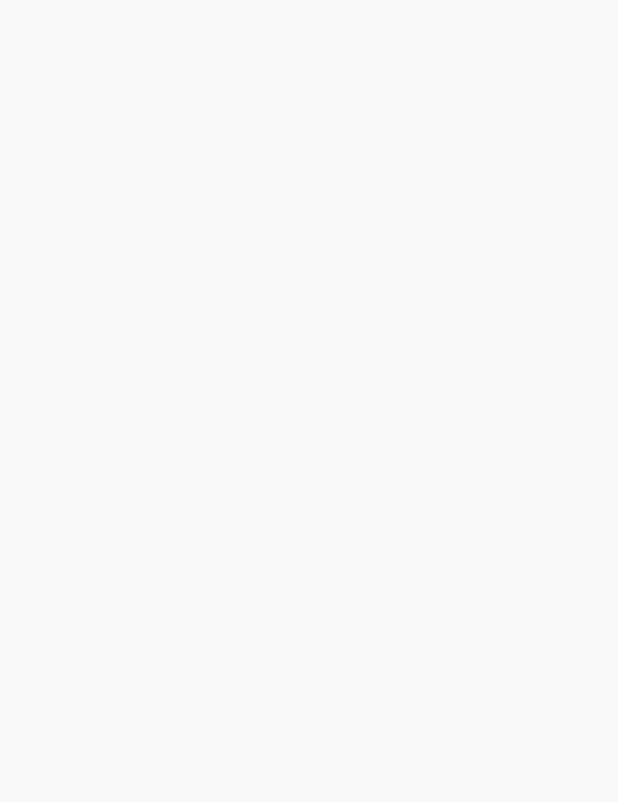
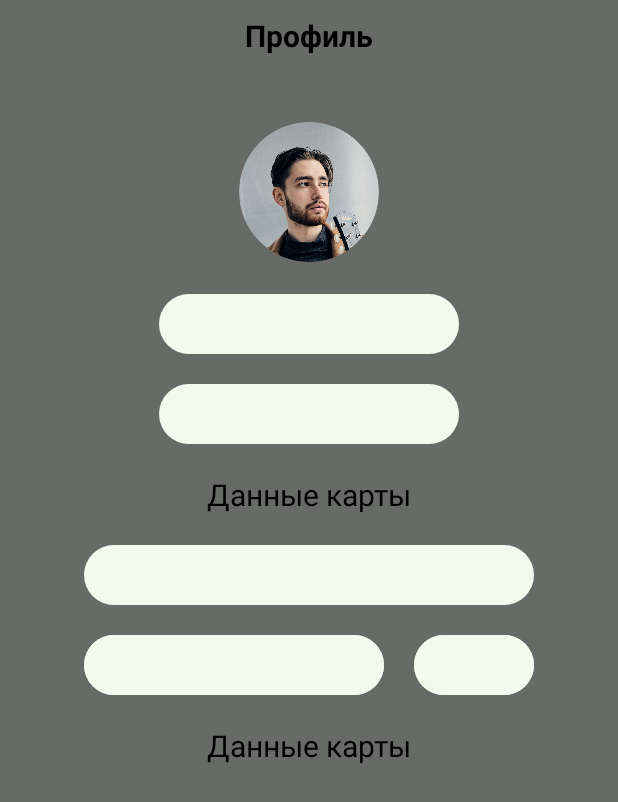
Before and after one commit to kmac3063/fefu_food_app, an Android app: the ProfileActivity screen opened directly, with no data from a screen before it, on a phone screen of 412 x 824 dp. Before the commit the part shown is empty. Shown: the top 802 px of the screen. Run offline under Robolectric (Android 15) with nearby library versions, the phone set to English and light mode, and no system bars; our stand-ins replace CircleImageView.

Commit message:
Complete start screen

```diff
--- a/app/build.gradle
+++ b/app/build.gradle
@@ -27,6 +27,7 @@ dependencies {
     implementation 'androidx.appcompat:appcompat:1.0.0'
     implementation 'androidx.constraintlayout:constraintlayout:1.1.3'
     implementation 'androidx.recyclerview:recyclerview:1.0.0'
+    implementation 'de.hdodenhof:circleimageview:3.1.0'
     testImplementation 'junit:junit:4.12'
     androidTestImplementation 'androidx.test.ext:junit:1.1.1'
     androidTestImplementation 'androidx.test.espresso:espresso-core:3.1.0'
--- /dev/null
+++ b/app/src/main/res/drawable/circle1.xml
@@ -0,0 +1,7 @@
+<?xml version="1.0" encoding="utf-8"?>
+<shape xmlns:android="http://schemas.android.com/apk/res/android"
+    android:shape="rectangle">
+    <solid android:color="@android:color/black" />
+    <corners android:radius="200dp" />
+    <size android:width="100dp" android:height="100dp"/>
+</shape>
--- /dev/null
+++ b/app/src/main/res/drawable/circle2.xml
@@ -0,0 +1,7 @@
+<?xml version="1.0" encoding="utf-8"?>
+<shape xmlns:android="http://schemas.android.com/apk/res/android"
+    android:shape="rectangle">
+    <solid android:color="@android:color/black" />
+    <corners android:radius="200dp" />
+    <size android:width="100dp" android:height="100dp"/>
+</shape>
--- /dev/null
+++ b/app/src/main/res/drawable/devider1.xml
@@ -0,0 +1,7 @@
+<?xml version="1.0" encoding="utf-8"?>
+<shape xmlns:android="http://schemas.android.com/apk/res/android">
+    <solid android:color="@color/colorGray"/>
+    <corners android:radius="10px"/>
+    <padding android:left="5dp" android:top="5dp"
+        android:right="5dp" android:bottom="5dp" />
+</shape>
--- a/app/src/main/res/drawable/rectangle2.xml
+++ b/app/src/main/res/drawable/rectangle2.xml
@@ -4,5 +4,4 @@
 
     <solid android:color="@color/colorLightYellow" />
     <corners android:radius="20dp"/>
-    <size android:height="5dp" android:width="20dp" />
 </shape>
--- a/app/src/main/res/layout/activity_profile.xml
+++ b/app/src/main/res/layout/activity_profile.xml
@@ -4,6 +4,128 @@
     xmlns:tools="http://schemas.android.com/tools"
     android:layout_width="match_parent"
     android:layout_height="match_parent"
-    tools:context=".ProfileActivity">
+    tools:context=".ProfileActivity"
+    android:background="@color/colorGray">
+    <TextView
+        android:id="@+id/text_view21"
+        android:layout_width="wrap_content"
+        android:layout_height="wrap_content"
+        app:layout_constraintTop_toTopOf="parent"
+        app:layout_constraintLeft_toLeftOf="parent"
+        app:layout_constraintRight_toRightOf="parent"
+        android:text="Профиль"
+        android:textStyle="bold"
+        android:textColor="@android:color/black"
+        android:textSize="20sp"
+        android:layout_marginTop="10dp"/>
+    <ImageView
+        android:layout_width="match_parent"
+        android:layout_height="1dp"
+        android:background="@drawable/devider1"
+        app:layout_constraintTop_toBottomOf="@id/text_view21"
+        android:layout_marginTop="6dp"/>
+
+    <de.hdodenhof.circleimageview.CircleImageView
+        android:id="@+id/profile_image1"
+        android:layout_width="96dp"
+        android:layout_height="96dp"
+        android:src="@drawable/face1"
+        app:civ_border_width="1dp"
+        app:civ_border_color="@color/colorGray"
+        app:layout_constraintLeft_toLeftOf="parent"
+        app:layout_constraintRight_toRightOf="parent"
+        app:layout_constraintTop_toTopOf="parent"
+        android:layout_marginTop="80dp"/>
+    <ImageView
+        android:id="@+id/image_view21"
+        android:layout_width="200dp"
+        android:layout_height="40dp"
+        app:layout_constraintTop_toBottomOf="@id/profile_image1"
+        app:layout_constraintLeft_toLeftOf="parent"
+        app:layout_constraintRight_toRightOf="parent"
+        android:src="@drawable/rectangle2"
+        android:layout_marginTop="20dp"/>
+
+    <ImageView
+        android:id="@+id/image_view22"
+        android:layout_width="200dp"
+        android:layout_height="40dp"
+        android:layout_marginTop="20dp"
+        android:src="@drawable/rectangle2"
+        app:layout_constraintLeft_toLeftOf="parent"
+        app:layout_constraintRight_toRightOf="parent"
+        app:layout_constraintTop_toBottomOf="@id/image_view21" />
+
+    <TextView
+        android:id="@+id/text_view22"
+        android:layout_width="wrap_content"
+        android:layout_height="wrap_content"
+        android:text="Данные карты"
+        app:layout_constraintLeft_toLeftOf="parent"
+        app:layout_constraintRight_toRightOf="parent"
+        app:layout_constraintTop_toBottomOf="@+id/image_view22"
+        android:textColor="@android:color/black"
+        android:layout_marginTop="20dp"
+        android:textSize="20sp"/>
+
+    <ImageView
+        android:id="@+id/image_view23"
+        android:layout_width="300dp"
+        android:layout_height="40dp"
+        app:layout_constraintTop_toBottomOf="@id/text_view22"
+        app:layout_constraintLeft_toLeftOf="parent"
+        app:layout_constraintRight_toRightOf="parent"
+        android:src="@drawable/rectangle2"
+        android:layout_marginTop="20dp"/>
+
+    <ImageView
+        android:id="@+id/image_view24"
+        android:layout_width="200dp"
+        android:layout_height="40dp"
+        app:layout_constraintTop_toBottomOf="@id/image_view23"
+        app:layout_constraintLeft_toLeftOf="@id/image_view23"
+        android:src="@drawable/rectangle2"
+        android:layout_marginTop="20dp"/>
+
+    <ImageView
+        android:id="@+id/image_view25"
+        android:layout_width="0dp"
+        android:layout_height="40dp"
+        app:layout_constraintTop_toTopOf="@id/image_view24"
+        app:layout_constraintLeft_toRightOf="@id/image_view24"
+        app:layout_constraintRight_toRightOf="@id/image_view23"
+        android:src="@drawable/rectangle2"
+        android:layout_marginLeft="20dp"/>
+
+    <TextView
+        android:id="@+id/text_view23"
+        android:layout_width="wrap_content"
+        android:layout_height="wrap_content"
+        android:text="Данные карты"
+        app:layout_constraintLeft_toLeftOf="parent"
+        app:layout_constraintRight_toRightOf="parent"
+        app:layout_constraintTop_toBottomOf="@+id/image_view25"
+        android:textColor="@android:color/black"
+        android:layout_marginTop="20dp"
+        android:textSize="20sp"/>
+
+    <ImageView
+        android:id="@+id/image_view26"
+        android:layout_width="200dp"
+        android:layout_height="40dp"
+        app:layout_constraintTop_toBottomOf="@id/image_view23"
+        app:layout_constraintLeft_toLeftOf="@id/image_view23"
+        android:src="@drawable/rectangle2"
+        android:layout_marginTop="20dp"/>
+
+    <ImageView
+        android:id="@+id/image_view27"
+        android:layout_width="0dp"
+        android:layout_height="40dp"
+        app:layout_constraintTop_toTopOf="@id/image_view24"
+        app:layout_constraintLeft_toRightOf="@id/image_view24"
+        app:layout_constraintRight_toRightOf="@id/image_view23"
+        android:src="@drawable/rectangle2"
+        android:layout_marginLeft="20dp"/>
 
 </androidx.constraintlayout.widget.ConstraintLayout>
```
Also changed, not shown: app/src/main/res/drawable/face1.png (added).
